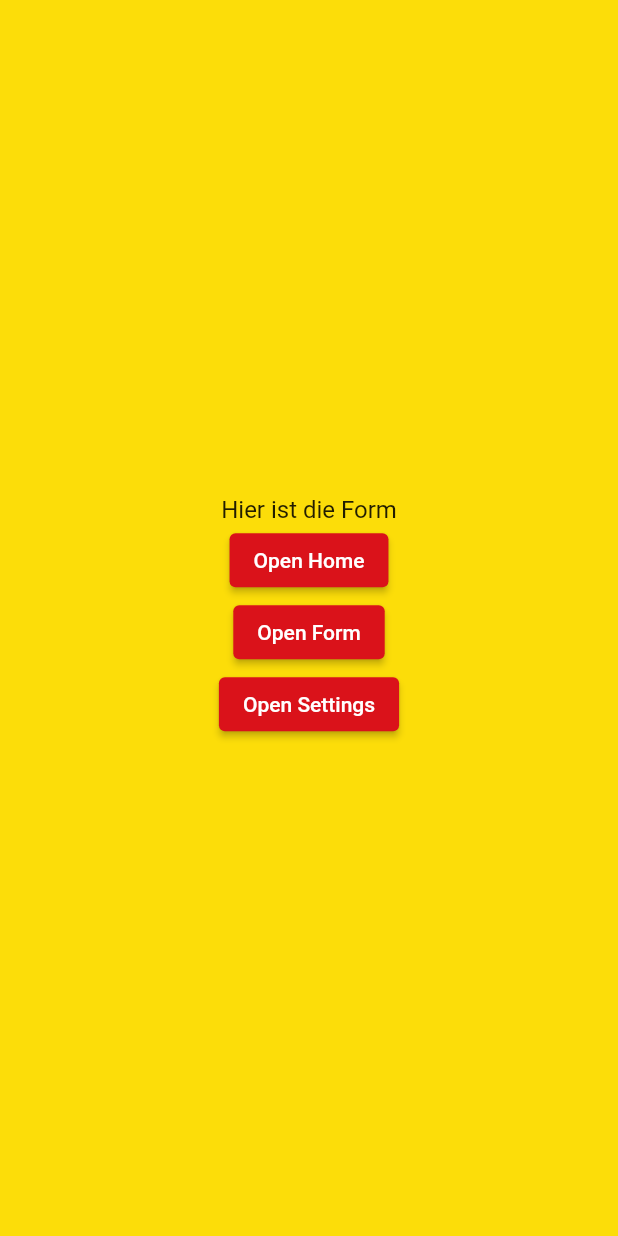
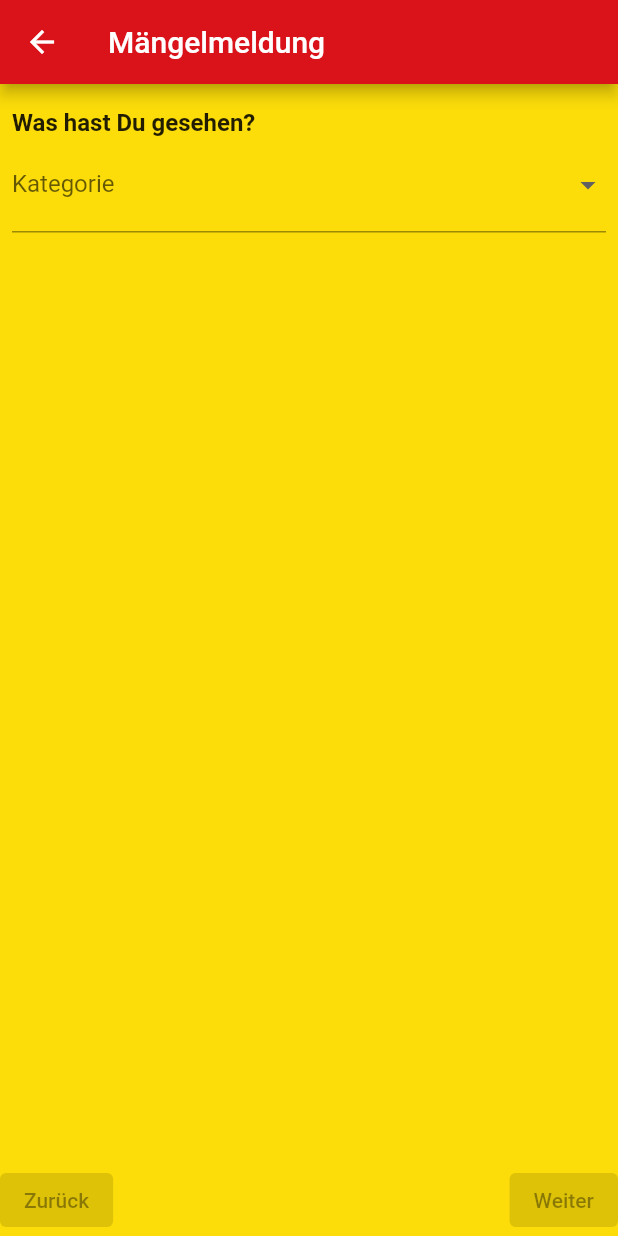
Before and after one commit to Fix-MS/app, a Flutter app: the IssueFormScreen screen opened by its route, on a phone screen of 412 x 824 dp. Run offline on Flutter 3.47's test engine with Material 2 defaults, Android fonts, the phone set to English and light mode, and no system bars; our stand-ins replace get_it, shared_preferences; accounts and stored records are empty.

Commit message:
feat: Add beginning of form (Don't click big button, App crashes)

```diff
--- /dev/null
+++ b/lib/models/issue_categories.dart
@@ -0,0 +1,84 @@
+class IssueCategories {
+  static const categoriesMap = {
+    'Ampel, Verkehrszeichen': [
+      'Ampel komplett ausgefallen',
+      'einzelnes Signal am Mast ausgefallen',
+      'einzelnes Signal über der Fahrbahn ausgefallen',
+      'überflüssiges Verkehrsschild',
+      'Ampel durch Pflanze verdeckt',
+      'Verkehrsschild verdeckt / beschädigt entwendet',
+    ],
+    'Beleuchtung': [
+      'Leuchte an Straße, Geh- oder Radweg defekt',
+      'Leuchtenmast beschädigt',
+      'Leuchtenglas/-wanne beschädigt',
+    ],
+    'Bushaltestelle': [
+      'Glasbruch Wartehalle',
+      'Glasbruch Vitrine',
+      'Deckenbeleuchtung defekt',
+      'Vitrinenbeleuchtung defekt',
+      'Bank verschmutzt',
+      'Graffiti',
+      'Wartehalle verschmutzt',
+      'Fahrplan fehlt',
+    ],
+    'Geh-/Radweg, Radverkehr': [
+      'lose Gehwegplatten/Pflastersteine',
+      'Behinderung durch Pflanzen',
+      'starke Verschmutzung/Scherben',
+      '"Schrottfahrrad"',
+      'Behinderung durch Sperrpfosten/Umlaufsperren',
+      'Sperrpfosten/Umlaufsperre fehlt',
+      'Fahrradbox: Tür defekt',
+      'Fahrradbox vermüllt',
+    ],
+    'Radwegweisung': [
+      'Pfosten schief, verdreht, umgefallen',
+      'Radwegweiser fehlt, Befestigung defekt',
+      'Radwegweiser unkenntlich (verdreckt, beschmiert, verklebt, verblasst, zugewachsen)',
+    ],
+    'Grünanlage, Spielplatz': [
+      'Spielgerät beschädigt',
+      'Bank beschädigt',
+      'Pflanzung/Bäume beschädigt',
+      'starke Verschmutzung/Scherben',
+      '"wilde" Müllablagerung',
+    ],
+    'Eichenprozessionsspinner': [
+      'Eichenprozessionsspinner an öffentlichen Kindergärten / öffentlichen Schulen',
+      'Eichenprozessionsspinner an öffentlichen Spielplätzen, Sport-/Freizeitanlagen',
+      'Eichenprozessionsspinner an Krankenhäusern / anderen öffentlichen Einrichtungen',
+      'Eichenprozessionsspinner an Bushaltestellen',
+      'Eichenprozessionsspinner an Bäumen zwischen der Bebauung',
+      'Eichenprozessionsspinner an Straßenbäumen',
+      'Eichenprozessionsspinner an Bäumen an städtischen Waldwegen',
+    ],
+    'Straße': [
+      'Schlagloch',
+      'Behinderung durch Pflanzen',
+      'stark verschmutzte Fahrbahn',
+      'Überflutung, Straßenablauf verstopft',
+      'Unebenheiten durch Kanaldeckel',
+      'stark schadhafte Fahrbahnmarkierung',
+    ],
+    'Brücken': [
+      'Schaden am Brückenbelag',
+      'Schaden am Brückenbelag',
+      'Graffitis',
+      'Brückenabläufe verstopft',
+      'lose Teile (Steine, Abdeckungen)',
+    ],
+    'Gewässer': [
+      'Abflusshindernis/Rückstau',
+      'Müll, "Schrottfahrrad"',
+      'Nagetierbefall',
+    ],
+    'Kanalisation': [
+      'Kanaldeckel fehlt / defekt',
+      'Rattenbefall',
+      'Verstopfung/Rückstau',
+      'Geruchsbelästigung',
+    ],
+  };
+}
--- a/lib/presentation/screens/home_screen.dart
+++ b/lib/presentation/screens/home_screen.dart
@@ -50,6 +50,14 @@ class HomeScreenState extends State<HomeScreen> {
           ),
         ),
       ),
+      floatingActionButton: FloatingActionButton(
+        onPressed: () {
+          Navigator.of(context).pushNamed(Routes.form);
+        },
+        child: const Icon(
+          Icons.add,
+        ),
+      ),
     );
   }
 }
--- /dev/null
+++ b/lib/presentation/screens/issue_form_pages/issue_form_choose_category.dart
@@ -0,0 +1,88 @@
+import 'package:fix_ms/models/issue_categories.dart';
+import 'package:flutter/material.dart';
+
+class IssueFormChooseCategory extends StatefulWidget {
+  final Function(bool) enableNext;
+
+  const IssueFormChooseCategory({
+    super.key,
+    required this.enableNext,
+  });
+
+  @override
+  State<IssueFormChooseCategory> createState() => IssueFormChooseCategoryState();
+}
+
+class IssueFormChooseCategoryState extends State<IssueFormChooseCategory> {
+  String? category;
+  String? subCategory;
+
+  @override
+  Widget build(BuildContext context) {
+    widget.enableNext(category != null && subCategory != null);
+    return Padding(
+      padding: const EdgeInsets.symmetric(horizontal: 8),
+      child: Column(
+        crossAxisAlignment: CrossAxisAlignment.start,
+        children: [
+          const SizedBox(
+            height: 16,
+          ),
+          const Text(
+            'Was hast Du gesehen?',
+            style: TextStyle(
+              fontWeight: FontWeight.bold,
+            ),
+          ),
+          DropdownButtonFormField(
+            decoration: const InputDecoration(
+              labelText: 'Kategorie',
+            ),
+            items: IssueCategories.categoriesMap.keys.map(
+              (cat) => DropdownMenuItem(
+                value: cat,
+                child: Text(cat),
+              ),
+            ).toList(),
+            onChanged: (val) {
+              if (val != null) {
+                setState(() {
+                  category = val;
+                  subCategory = null;
+                });
+              }
+            },
+          ),
+          if (category != null)
+            Column(
+              children: [
+                DropdownButtonFormField(
+                  decoration: const InputDecoration(
+                    labelText: 'Unterkategorie',
+                  ),
+                  items: IssueCategories.categoriesMap[category]!.map(
+                    (subCat) => DropdownMenuItem(
+                      value: subCat,
+                      child: Text(
+                        subCat,
+                      ),
+                    ),
+                  ).toList(),
+                  onChanged: (val) {
+                    if (val != null) {
+                      setState(() {
+                        subCategory = val;
+                      });
+                    }
+                  },
+                ),
+                const SizedBox(
+                  height: 16,
+                ),
+              ],
+            ),
+        ],
+      ),
+    );
+  }
+}
--- a/lib/presentation/screens/issue_form_screen.dart
+++ b/lib/presentation/screens/issue_form_screen.dart
@@ -1,4 +1,5 @@
-import 'package:fix_ms/routes.dart';
+import 'package:fix_ms/presentation/screens/issue_form_pages/issue_form_choose_category.dart';
+import 'package:fix_ms/presentation/widgets/fix_ms_app_bar.dart';
 import 'package:flutter/material.dart';
 
 class IssueFormScreen extends StatefulWidget {
@@ -10,46 +11,89 @@ class IssueFormScreen extends StatefulWidget {
 }
 
 class IssueFormScreenState extends State<IssueFormScreen> {
+  final _formKey = GlobalKey<FormState>();
+  late final PageController pageController;
+  int curPage = 0;
+  bool nextEnabled = false;
+
+  late final List<Widget> pages;
+
+  @override
+  void initState() {
+    super.initState();
+    pageController = PageController(initialPage: 0);
+    pages = [
+      IssueFormChooseCategory(
+        enableNext: enableNext,
+      ),
+    ];
+  }
 
   @override
   Widget build(BuildContext context) {
     return Scaffold(
+      appBar: FixMSAppBar(
+        title: 'Mängelmeldung',
+      ),
       body: SafeArea(
-        child: Center(
         child: Column(
-            mainAxisAlignment: MainAxisAlignment.center,
           children: [
-              const Text(
-                'Hier ist die Form',
+            Expanded(
+              child: Form(
+                key: _formKey,
+                child: PageView(
+                  scrollDirection: Axis.horizontal,
+                  controller: pageController,
+                  children: pages,
+                  onPageChanged: (curPage) {
+                    setState(() {
+                      this.curPage = curPage;
+                    });
+                  },
+                ),
+              ),
+            ),
+            Align(
+              alignment: Alignment.bottomCenter,
+              child: Row(
+                children: [
+                  ElevatedButton(
+                    onPressed: curPage != 0 ? () {
+                      pageController.previousPage(
+                        duration: Duration.zero,
+                        curve: const Interval(0, 0),
+                      );
+                    } : null,
+                    child: const Text(
+                      'Zurück',
+                    ),
+                  ),
+                  const Expanded(
+                    child: SizedBox(),
                   ),
                   ElevatedButton(
-                onPressed: () {
-                  Navigator.of(context).pushNamed(Routes.home);
-                },
+                    onPressed: curPage != pages.length - 1 && nextEnabled ? () {
+                      pageController.previousPage(
+                        duration: Duration.zero,
+                        curve: const Interval(0, 0),
+                      );
+                    } : null,
                     child: const Text(
-                  'Open Home',
-                ),
-              ),
-              ElevatedButton(
-                onPressed: () {
-                  Navigator.of(context).pushNamed(Routes.form);
-                },
-                child: const Text(
-                  'Open Form',
-                ),
-              ),
-              ElevatedButton(
-                onPressed: () {
-                  Navigator.of(context).pushNamed(Routes.settings);
-                },
-                child: const Text(
-                  'Open Settings',
+                      'Weiter',
                     ),
                   ),
                 ],
               ),
+            )
+          ],
         ),
       ),
     );
   }
+
+  void enableNext(bool enable) {
+    setState(() {
+      nextEnabled = true;
+    });
   }
+}
--- a/lib/presentation/screens/settings_screen.dart
+++ b/lib/presentation/screens/settings_screen.dart
@@ -48,7 +48,7 @@ class SettingsScreenState extends State<SettingsScreen> {
                 'Überspringen',
                 style: TextStyle(
                   color: Colors.white,
-                )
+                ),
               ),
             ),
           ),
--- a/lib/presentation/widgets/disable_scroll_animation.dart
+++ b/lib/presentation/widgets/disable_scroll_animation.dart
@@ -3,7 +3,7 @@ import 'package:flutter/material.dart';
 class DisableScrollAnimation extends StatelessWidget {
   final Widget child;
 
-  DisableScrollAnimation({required this.child});
+  const DisableScrollAnimation({super.key, required this.child});
 
   @override
   Widget build(BuildContext context) {
--- a/lib/services/storage_service.dart
+++ b/lib/services/storage_service.dart
@@ -44,4 +44,8 @@ class StorageService {
       await prefs.remove('settings.phoneNumber');
     }
   }
+
+  Future<void> setInit(bool init) async {
+    await prefs.setBool('init', init);
+  }
 }
```
Lines whose indentation alone changed are shown as unchanged.
